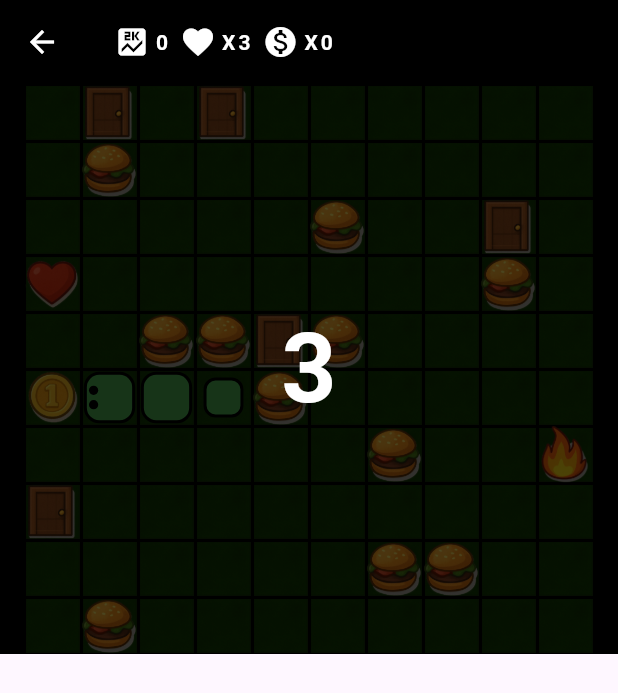
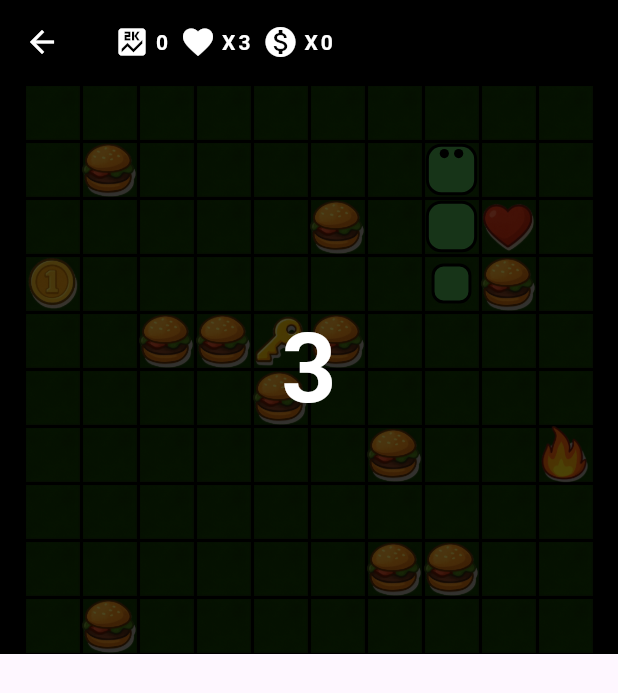
Before and after one commit to emilvdl1986/snakey, a Flutter app: the screen it shows after launch, after a tap on "Endless Snake", on a phone screen of 412 x 824 dp. Shown: the top 693 px of the screen. Run offline on Flutter 3.47's test engine with Material 3 defaults, Android fonts, the phone set to English and light mode, and no system bars; our stand-ins replace shared_preferences.

Commit message:
Saving progress - looking veryg ood

```diff
--- a/assets/endless.json
+++ b/assets/endless.json
@@ -19,7 +19,8 @@
             "dangerItemsLimit":2,
             "exitItemsLimit":5,
             "heartItemsLimit":1,
-            "coinItemsLimit":1
+            "coinItemsLimit":1,
+            "keyItemsLimit":10
         }
     },
     "snakeSettings":{
--- a/assets/objects/endless_objects.json
+++ b/assets/objects/endless_objects.json
@@ -26,5 +26,10 @@
         "image":"assets/objects/coin.png",
         "action":"collect-coin",
         "points":10
+    },{
+        "type":"key",
+        "image":"assets/objects/key.png",
+        "action":"open-exits",
+        "points":100
     }
 ]
--- a/assets/objects/story_objects.json
+++ b/assets/objects/story_objects.json
@@ -28,5 +28,10 @@
         "image":"assets/objects/coin.png",
         "action":"collect-coin",
         "points":10
+    },{
+        "type":"key",
+        "image":"assets/objects/key.png",
+        "action":"open-exits",
+        "points":100
     }
 ]
--- a/assets/stages/1.json
+++ b/assets/stages/1.json
@@ -13,7 +13,8 @@
             "dangerItemsLimit":2,
             "exitItemsLimit":1,
             "heartItemsLimit":1,
-            "coinItemsLimit":1
+            "coinItemsLimit":1,
+            "keyItemsLimit":1
         }
     },
     "snakeSettings":{
--- a/lib/components/game_canvas.dart
+++ b/lib/components/game_canvas.dart
@@ -45,6 +45,7 @@ class _GameCanvasState extends State<GameCanvas> with SingleTickerProviderStateM
   List<Map<String, dynamic>> exitItems = [];
   List<Map<String, dynamic>> heartItems = [];
   List<Map<String, dynamic>> coinItems = [];
+  List<Map<String, dynamic>> keyItems = [];
 
   Map<String, dynamic>? snakeSettings;
   List<Map<String, int>> snakePositions = [];
@@ -159,6 +160,9 @@ class _GameCanvasState extends State<GameCanvas> with SingleTickerProviderStateM
     }
     for (var coin in coinItems) {
       occupied.add('${coin['col']}-${coin['row']}');
+    }
+    for (var key in keyItems) {
+      occupied.add('${key['col']}-${key['row']}');
     }
     // Try to find a horizontal or vertical segment of length snakeLength
     final Random random = Random();
@@ -290,9 +294,10 @@ class _GameCanvasState extends State<GameCanvas> with SingleTickerProviderStateM
       });
       _generateRandomFoodItems();
       _generateRandomDangerItems();
-      _generateRandomExitItems();
       _generateRandomHeartItems();
       _generateRandomCoinItems();
+      _generateRandomKeyItems();
+      // _generateRandomExitItems(); // Do not spawn exits at the beginning
       _loadSnake(); // Load snake after all items are placed
     } catch (e) {
       setState(() {
@@ -592,6 +597,67 @@ class _GameCanvasState extends State<GameCanvas> with SingleTickerProviderStateM
     setState(() {});
   }
 
+  /// Generates random key items and places them on unoccupied grid positions.
+  /// Returns a list of maps with key object and its position.
+  void _generateRandomKeyItems({List<List<int>>? occupied}) {
+    if (objects == null || widget.gridItemOptions == null) return;
+    final int keyLimit = widget.gridItemOptions?['keyItemsLimit'] ?? 1;
+    final List<Map<String, int>> occupiedPositions = [];
+    // Add all food, danger, heart, coin, and snake positions to occupied
+    for (var food in foodItems) {
+      occupiedPositions.add({'col': food['col'], 'row': food['row']});
+    }
+    for (var danger in dangerItems) {
+      occupiedPositions.add({'col': danger['col'], 'row': danger['row']});
+    }
+    for (var heart in heartItems) {
+      occupiedPositions.add({'col': heart['col'], 'row': heart['row']});
+    }
+    for (var coin in coinItems) {
+      occupiedPositions.add({'col': coin['col'], 'row': coin['row']});
+    }
+    for (var segment in snakePositions) {
+      occupiedPositions.add({'col': segment['col']!, 'row': segment['row']!});
+    }
+    // Add any custom occupied positions
+    if (occupied != null) {
+      for (var pos in occupied) {
+        occupiedPositions.add({'col': pos[0], 'row': pos[1]});
+      }
+    }
+    final List<dynamic> keyObjects = objects!.where((obj) => obj['type'] == 'key').toList();
+    final Random random = Random();
+    final Set<String> usedPositions = {};
+    keyItems.clear();
+    int count = keyLimit > 0 ? random.nextInt(keyLimit) + 1 : 1;
+    for (int i = 0; i < count; i++) {
+      int col, row;
+      String posKey;
+      bool found = false;
+      for (int tries = 0; tries < 100; tries++) {
+        col = random.nextInt(widget.columns);
+        row = random.nextInt(widget.rows);
+        posKey = '$col-$row';
+        if (!usedPositions.contains(posKey) &&
+            !occupiedPositions.any((o) => o['col'] == col && o['row'] == row)) {
+          usedPositions.add(posKey);
+          final keyObj = keyObjects[random.nextInt(keyObjects.length)];
+          keyItems.add({
+            'object': keyObj,
+            'col': col,
+            'row': row,
+          });
+          found = true;
+          break;
+        }
+      }
+      if (!found) {
+        break;
+      }
+    }
+    setState(() {});
+  }
+
   Color? _parseColor(String? colorString) {
     if (colorString == null) return null;
     switch (colorString.toLowerCase()) {
@@ -699,6 +765,12 @@ class _GameCanvasState extends State<GameCanvas> with SingleTickerProviderStateM
       final foundCoin = coinMatches.first;
       triggerObjectAction(foundCoin['object'], col: newCol, row: newRow);
     }
+    // Check for key at new head position
+    final keyMatches = keyItems.where((item) => item['col'] == newCol && item['row'] == newRow).toList();
+    if (keyMatches.isNotEmpty) {
+      final foundKey = keyMatches.first;
+      triggerObjectAction(foundKey['object'], col: newCol, row: newRow);
+    }
 
     // Animate all segments
     List<Offset> oldOffsets = snakePositions.map((s) => Offset(s['col']!.toDouble(), s['row']!.toDouble())).toList();
@@ -783,6 +855,7 @@ class _GameCanvasState extends State<GameCanvas> with SingleTickerProviderStateM
       snakePositions.clear();
       heartItems.clear();
       coinItems.clear();
+      keyItems.clear();
       _showCountdown = true;
       _pendingMoves = 0;
       _nextDirection = null;
@@ -809,6 +882,7 @@ class _GameCanvasState extends State<GameCanvas> with SingleTickerProviderStateM
       snakePositions.clear();
       heartItems.clear();
       coinItems.clear();
+      keyItems.clear();
       _showCountdown = true;
       _pendingMoves = 0;
       _nextDirection = null;
@@ -958,12 +1032,48 @@ class _GameCanvasState extends State<GameCanvas> with SingleTickerProviderStateM
       setState(() {
         livesLeft += 1;
       });
+      // Award points if present
+      if (object['points'] is int || object['points'] is num) {
+        setState(() {
+          score += (object['points'] as num).toInt();
+        });
+        if (widget.onScoreChanged != null) {
+          widget.onScoreChanged!(score);
+        }
+      }
       if (widget.onLivesChanged != null) {
         widget.onLivesChanged!(livesLeft);
       }
       // Respawn heart if needed
       if (heartItems.isEmpty && (widget.gridItemOptions?['heartTrigger'] == true)) {
         _generateRandomHeartItems();
+      }
+    } else if (object['type'] == 'key') {
+      debugPrint('Key collected!');
+      bool removed = false;
+      // Remove the key item at the new head position
+      if (col != null && row != null) {
+        final beforeLen = keyItems.length;
+        keyItems.removeWhere((item) => item['col'] == col && item['row'] == row);
+        removed = keyItems.length < beforeLen;
+      }
+      if (removed) setState(() {});
+      // Award points if present
+      if (object['points'] is int || object['points'] is num) {
+        setState(() {
+          score += (object['points'] as num).toInt();
+        });
+        if (widget.onScoreChanged != null) {
+          widget.onScoreChanged!(score);
+        }
+      }
+      // If all keys collected, spawn exits
+      if (keyItems.isEmpty) {
+        _generateRandomExitItems();
+      }
+      // Respawn key if needed
+      if (keyItems.isEmpty && (widget.gridItemOptions?['keyTrigger'] == true)) {
+        _generateRandomKeyItems();
       }
     } else if (object['type'] == 'coin') {
       debugPrint('Coin collected!');
@@ -1140,6 +1250,24 @@ class _GameCanvasState extends State<GameCanvas> with SingleTickerProviderStateM
                   final int col = coin['col'];
                   final int row = coin['row'];
                   final String? imagePath = coin['object']['image'];
+                  if (imagePath == null) return const SizedBox.shrink();
+                  return Positioned(
+                    left: col * cellSize,
+                    top: row * cellSize,
+                    width: cellSize,
+                    height: cellSize,
+                    child: Image.asset(
+                      imagePath,
+                      fit: BoxFit.contain,
+                    ),
+                  );
+                }).toList(),
+              // Draw key items using their image
+              if (keyItems.isNotEmpty)
+                ...keyItems.map((key) {
+                  final int col = key['col'];
+                  final int row = key['row'];
+                  final String? imagePath = key['object']['image'];
                   if (imagePath == null) return const SizedBox.shrink();
                   return Positioned(
                     left: col * cellSize,
--- a/pubspec.yaml
+++ b/pubspec.yaml
@@ -73,6 +73,7 @@ flutter:
      - assets/objects/door.png
      - assets/objects/heart.png
      - assets/objects/coin.png
+     - assets/objects/key.png
   #   - images/a_dot_ham.jpeg
 
   # An image asset can refer to one or more resolution-specific "variants", see
```
Also changed, not shown: assets/objects/key.png (added).
